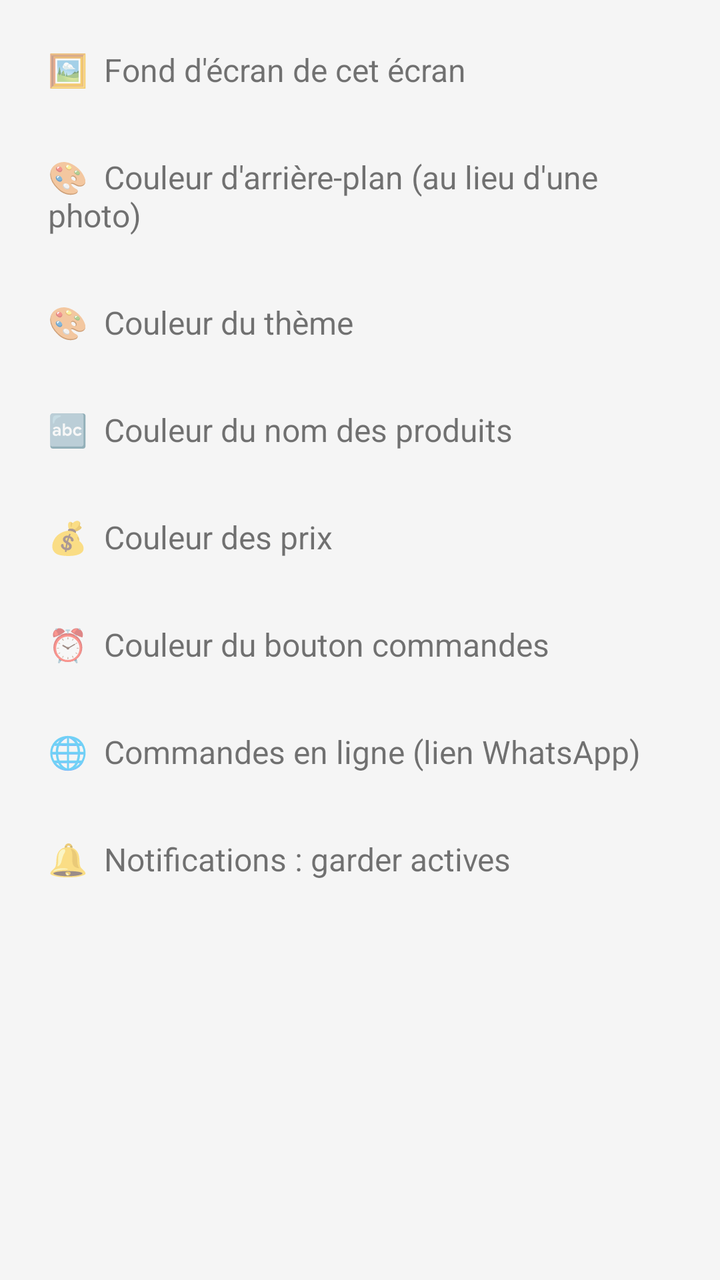
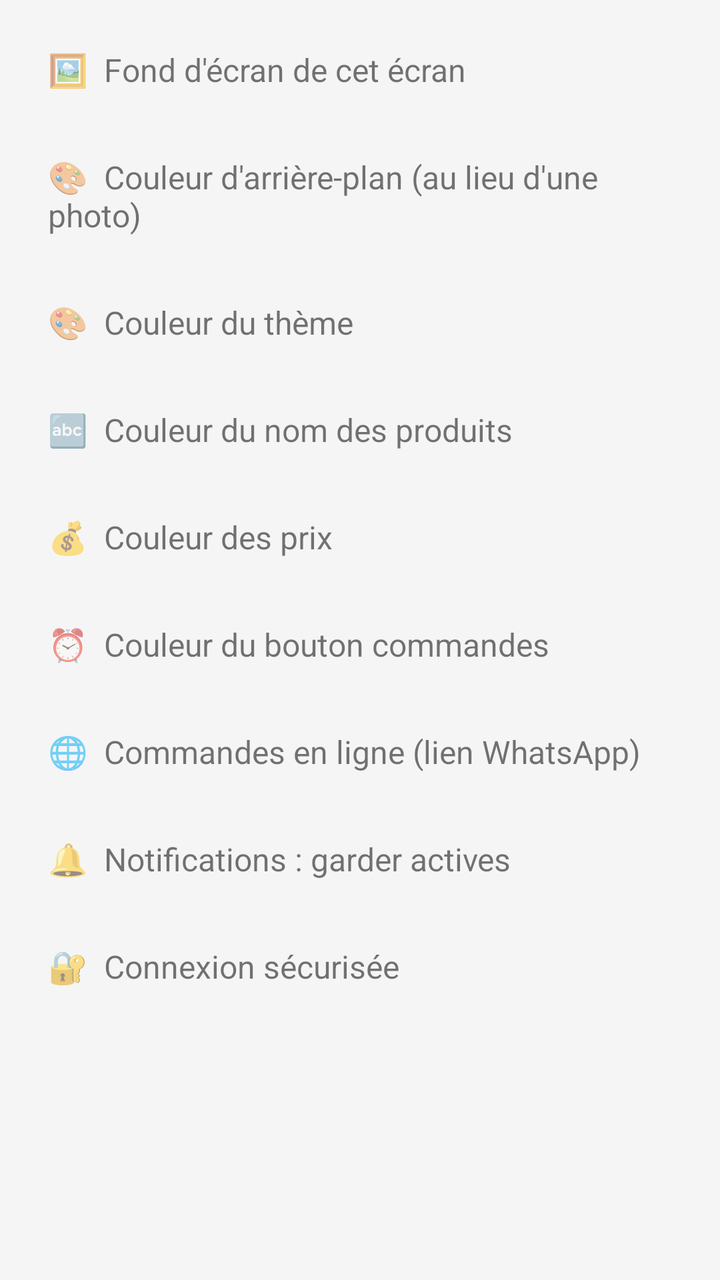

Two renders of the same Android screen: before a commit and after it. Below are the layout's source before the change and the commit's diff.
<!-- AndroidManifest.xml: application theme Theme.MonStock -->
<!-- res/layout/dialog_settings.xml -->
<?xml version="1.0" encoding="utf-8"?>
<LinearLayout xmlns:android="http://schemas.android.com/apk/res/android"
    android:layout_width="match_parent"
    android:layout_height="wrap_content"
    android:orientation="vertical"
    android:padding="8dp">

    <TextView
        android:id="@+id/optBackground"
        android:layout_width="match_parent"
        android:layout_height="wrap_content"
        android:text="🖼  Fond d'écran de cet écran"
        android:textSize="16sp"
        android:padding="16dp" />

    <TextView
        android:id="@+id/optBackgroundColor"
        android:layout_width="match_parent"
        android:layout_height="wrap_content"
        android:text="🎨  Couleur d'arrière-plan (au lieu d'une photo)"
        android:textSize="16sp"
        android:padding="16dp" />

    <TextView
        android:id="@+id/optTheme"
        android:layout_width="match_parent"
        android:layout_height="wrap_content"
        android:text="🎨  Couleur du thème"
        android:textSize="16sp"
        android:padding="16dp" />

    <TextView
        android:id="@+id/optNameColor"
        android:layout_width="match_parent"
        android:layout_height="wrap_content"
        android:text="🔤  Couleur du nom des produits"
        android:textSize="16sp"
        android:padding="16dp" />

    <TextView
        android:id="@+id/optPriceColor"
        android:layout_width="match_parent"
        android:layout_height="wrap_content"
        android:text="💰  Couleur des prix"
        android:textSize="16sp"
        android:padding="16dp" />

    <TextView
        android:id="@+id/optOrdersColor"
        android:layout_width="match_parent"
        android:layout_height="wrap_content"
        android:text="⏰  Couleur du bouton commandes"
        android:textSize="16sp"
        android:padding="16dp" />

    <TextView
        android:id="@+id/optOnlineOrders"
        android:layout_width="match_parent"
        android:layout_height="wrap_content"
        android:text="🌐  Commandes en ligne (lien WhatsApp)"
        android:textSize="16sp"
        android:padding="16dp" />

    <TextView
        android:id="@+id/optKeepAlive"
        android:layout_width="match_parent"
        android:layout_height="wrap_content"
        android:text="🔔  Notifications : garder actives"
        android:textSize="16sp"
        android:padding="16dp" />

</LinearLayout>
<!-- resources referenced by this layout -->
<resources>
  <style name="Theme.MonStock" parent="Theme.MaterialComponents.DayNight.NoActionBar">
          <item name="colorPrimary">@color/primary</item>
          <item name="colorPrimaryDark">@color/primary_dark</item>
          <item name="colorAccent">@color/accent</item>
          <item name="android:windowBackground">@color/background</item>
      </style>
  <color name="primary">#1565C0</color>
  <color name="primary_dark">#0D47A1</color>
  <color name="accent">#43A047</color>
  <color name="background">#F5F5F5</color>
</resources>

<!-- the commit's change to res/layout/dialog_settings.xml (unified diff, before → after) -->
@@ -69,4 +69,12 @@
         android:textSize="16sp"
         android:padding="16dp" />
 
+    <TextView
+        android:id="@+id/optSecureLogin"
+        android:layout_width="match_parent"
+        android:layout_height="wrap_content"
+        android:text="🔐  Connexion sécurisée"
+        android:textSize="16sp"
+        android:padding="16dp" />
+
 </LinearLayout>
